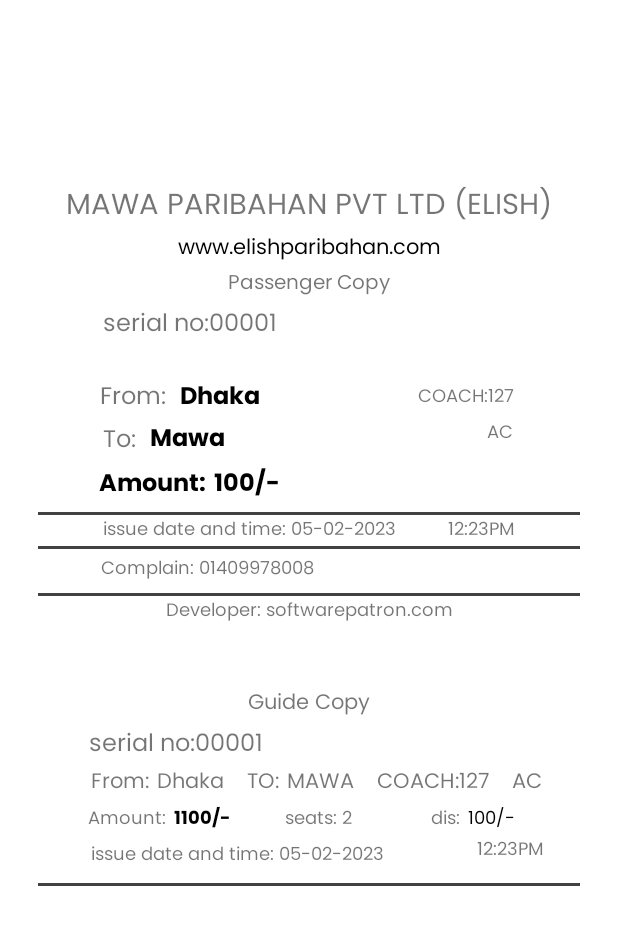
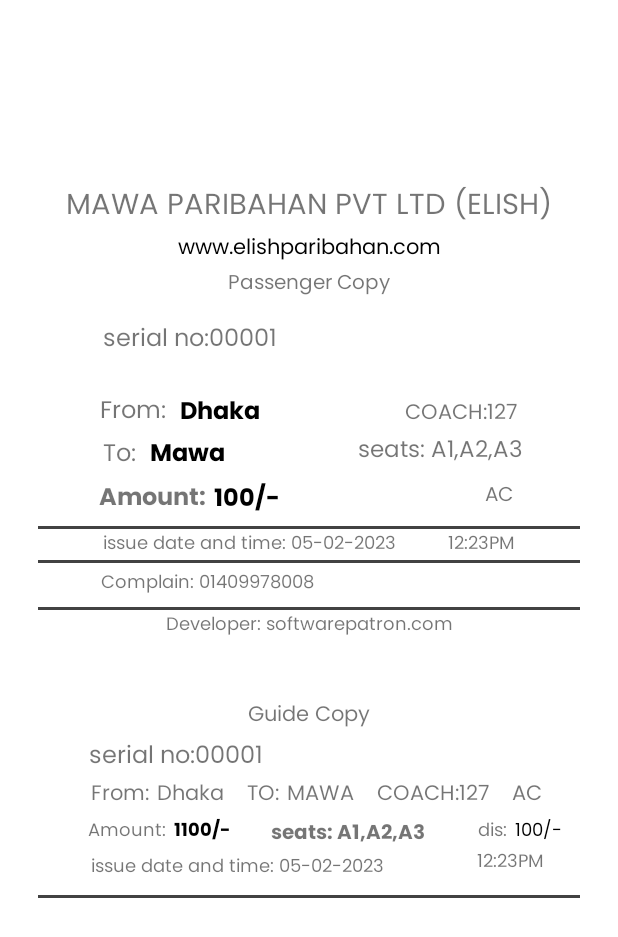
Before and after one commit to Rusian007/Bus_App, an Android app: the layout ticket_long_route.xml on its own in the app's theme, with its tools: preview values and no code run, on a phone screen of 412 x 824 dp. Shown: the top 937 px of the screen. Run offline under Robolectric (Android 15) with nearby library versions, the phone set to English and light mode, and no system bars.

Commit message:
Tickets updated

```diff
--- a/app/src/main/res/layout/ticket_long_route.xml
+++ b/app/src/main/res/layout/ticket_long_route.xml
@@ -48,9 +48,9 @@
         android:id="@+id/long_route_ticket_serial"
         android:layout_width="wrap_content"
         android:layout_height="wrap_content"
-        android:layout_marginTop="25dp"
+        android:layout_marginTop="35dp"
+
         android:fontFamily="@font/poppins_regular"
-
         android:text="serial no:00001 "
         android:textSize="16sp"
         app:layout_constraintEnd_toEndOf="parent"
@@ -118,10 +118,11 @@
         android:id="@+id/long_route_coach"
         android:layout_width="wrap_content"
         android:layout_height="wrap_content"
+        android:layout_marginBottom="3dp"
         android:fontFamily="@font/poppins_regular"
+
         android:text="COACH:127 "
-
-        android:textSize="12sp"
+        android:textSize="14sp"
         app:layout_constraintBottom_toBottomOf="parent"
         app:layout_constraintEnd_toEndOf="parent"
         app:layout_constraintHorizontal_bias="0.713"
@@ -130,18 +131,31 @@
         app:layout_constraintVertical_bias="0.045" />
 
     <TextView
+        android:id="@+id/seat"
+        android:layout_width="wrap_content"
+        android:layout_height="wrap_content"
+        android:fontFamily="@font/poppins_regular"
+
+        android:text="seats: A1,A2,A3"
+        android:textSize="15sp"
+        app:layout_constraintEnd_toEndOf="parent"
+        app:layout_constraintHorizontal_bias="0.7"
+        app:layout_constraintStart_toEndOf="@+id/long_route_ticket_toLocation"
+        app:layout_constraintTop_toBottomOf="@+id/long_route_coach" />
+
+    <TextView
         android:id="@+id/Bustype_long_route"
         android:layout_width="wrap_content"
         android:layout_height="wrap_content"
-        android:layout_marginTop="3dp"
+        android:layout_marginTop="5dp"
+
         android:fontFamily="@font/poppins_regular"
-
         android:text="AC"
-        android:textSize="12sp"
+        android:textSize="13sp"
         app:layout_constraintEnd_toEndOf="parent"
         app:layout_constraintHorizontal_bias="0.87"
         app:layout_constraintStart_toStartOf="parent"
-        app:layout_constraintTop_toBottomOf="@+id/long_route_coach" />
+        app:layout_constraintTop_toBottomOf="@+id/seat" />
 
     <TextView
         android:id="@+id/date_long_route"
@@ -187,7 +201,6 @@
         android:layout_marginTop="2dp"
         android:fontFamily="@font/poppins_bold"
         android:text="Amount: "
-        android:textColor="@color/black"
         android:textSize="16sp"
         app:layout_constraintEnd_toEndOf="parent"
         app:layout_constraintHorizontal_bias="0.142"
@@ -389,11 +402,12 @@
         android:layout_width="wrap_content"
         android:layout_height="wrap_content"
         android:layout_marginTop="2dp"
-        android:fontFamily="@font/poppins_regular"
-        android:text="seats: 2"
-        android:textSize="12sp"
+        android:fontFamily="@font/poppins_bold"
+
+        android:text="seats: A1,A2,A3"
+        android:textSize="13sp"
         app:layout_constraintEnd_toEndOf="parent"
-        app:layout_constraintHorizontal_bias="0.52"
+        app:layout_constraintHorizontal_bias="0.6"
         app:layout_constraintStart_toStartOf="parent"
         app:layout_constraintTop_toBottomOf="@+id/long_route_ticket_toLocation_GCpy" />
 
```
